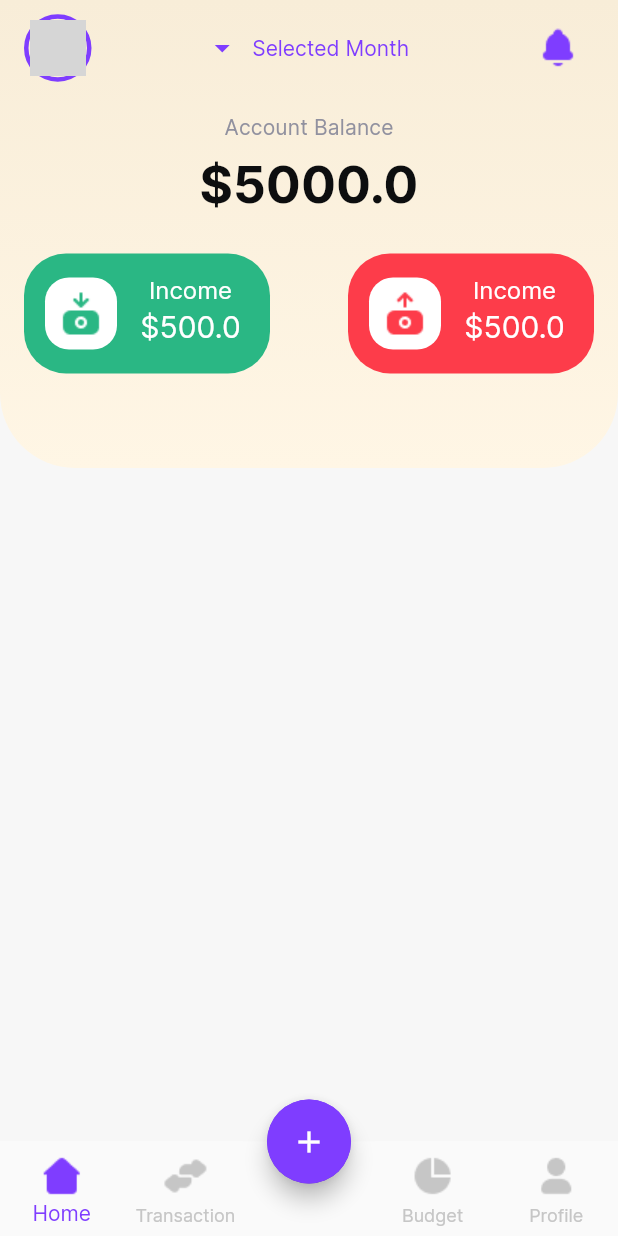
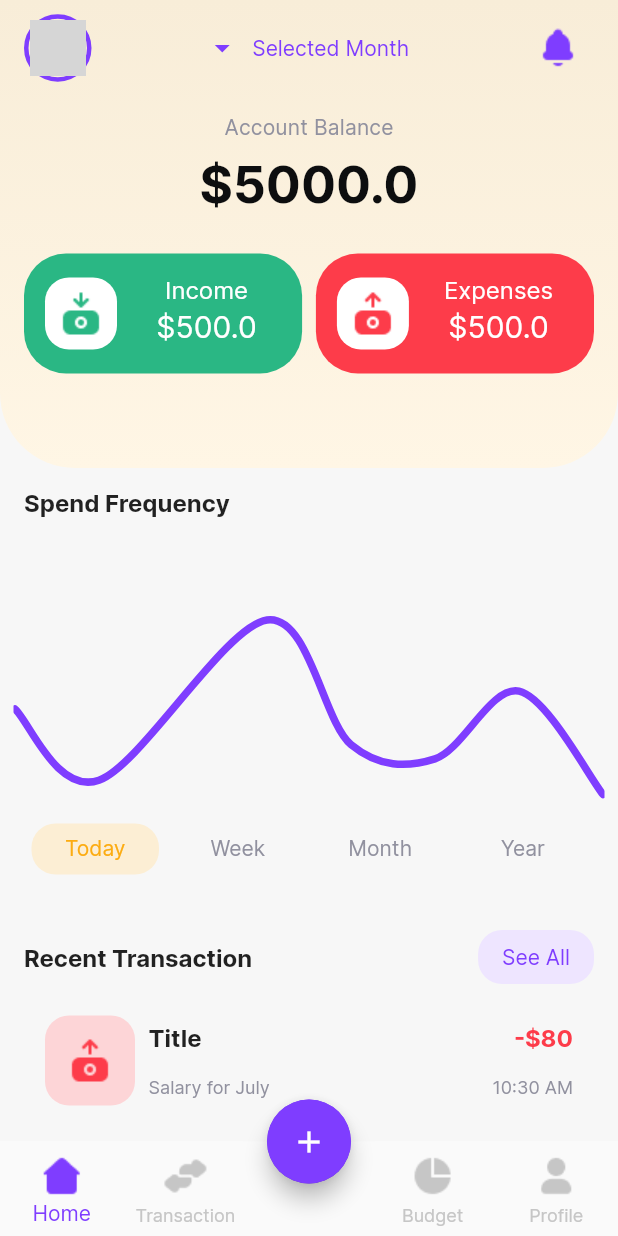
Before and after one commit to mostafaemara/expense_tracker_app, a Flutter app: the screen it shows after launch, on a phone screen of 412 x 824 dp. Run offline on Flutter 3.47's test engine with Material 2 defaults, Android fonts, the phone set to English and light mode, and no system bars; our stand-ins replace auto_route, bubble_tab_indicator, introduction_screen, syncfusion_flutter_charts; generated files the repository leaves out were written again; network calls fail; grey boxes are pictures that could not be loaded.

Commit message:
finished 90% of home page ui

```diff
--- a/lib/src/presentation/pages/main/home/home_page.dart
+++ b/lib/src/presentation/pages/main/home/home_page.dart
@@ -1,3 +1,5 @@
+import 'package:expense_tracker_app/src/presentation/pages/main/home/widgets/recent_transaction.dart';
+import 'package:expense_tracker_app/src/presentation/pages/main/home/widgets/spend_frequency_chart.dart';
 import 'package:flutter/material.dart';
 
 import 'widgets/head.dart';
@@ -7,8 +9,11 @@ class HomePage extends StatelessWidget {
 
   @override
   Widget build(BuildContext context) {
-    return Column(
-      children: [const Head(), Expanded(child: Container())],
+    return SingleChildScrollView(
+      child: Column(
+        crossAxisAlignment: CrossAxisAlignment.start,
+        children: const [Head(), SpendFrequencyChart(), RecentTransaction()],
+      ),
     );
   }
 }
--- a/lib/src/presentation/pages/main/home/widgets/head.dart
+++ b/lib/src/presentation/pages/main/home/widgets/head.dart
@@ -68,7 +68,7 @@ class Head extends StatelessWidget {
                     "assets/images/expense.png",
                     color: AppColors.red,
                   ),
-                  title: AppLocalizations.of(context)!.income,
+                  title: AppLocalizations.of(context)!.expenses,
                   amount: 500,
                 ),
               ],
--- /dev/null
+++ b/lib/src/presentation/pages/main/home/widgets/recent_transaction.dart
@@ -0,0 +1,99 @@
+import 'package:bubble_tab_indicator/bubble_tab_indicator.dart';
+import 'package:expense_tracker_app/src/presentation/pages/main/home/widgets/transaction_list.dart';
+import 'package:expense_tracker_app/src/presentation/styles/app_colors.dart';
+import 'package:flutter/material.dart';
+import 'package:flutter_gen/gen_l10n/app_localizations.dart';
+
+class RecentTransaction extends StatefulWidget {
+  const RecentTransaction({Key? key}) : super(key: key);
+
+  @override
+  State<RecentTransaction> createState() => _RecentTransactionState();
+}
+
+class _RecentTransactionState extends State<RecentTransaction>
+    with SingleTickerProviderStateMixin {
+  late TabController _tabController;
+  @override
+  void initState() {
+    super.initState();
+    _tabController = TabController(vsync: this, length: 4);
+  }
+
+  @override
+  Widget build(BuildContext context) {
+    final labelStyle = TextStyle(
+        color: AppColors.yellow,
+        fontSize: Theme.of(context).textTheme.subtitle2!.fontSize,
+        fontFamily: Theme.of(context).textTheme.subtitle2!.fontFamily);
+    final unselectedlabelStyle = TextStyle(
+        color: AppColors.light20,
+        fontSize: Theme.of(context).textTheme.subtitle2!.fontSize,
+        fontFamily: Theme.of(context).textTheme.subtitle2!.fontFamily);
+    return Padding(
+      padding: const EdgeInsets.symmetric(horizontal: 16),
+      child: Column(
+        crossAxisAlignment: CrossAxisAlignment.stretch,
+        children: [
+          TabBar(
+            labelStyle: labelStyle,
+            unselectedLabelStyle: unselectedlabelStyle,
+            isScrollable: false,
+            labelColor: AppColors.yellow,
+            unselectedLabelColor: AppColors.light20,
+            indicator: BubbleTabIndicator(
+              indicatorRadius: 16,
+              indicatorHeight: 34.0,
+              indicatorColor: AppColors.yellow20,
+              tabBarIndicatorSize: TabBarIndicatorSize.tab,
+              // Other flags
+              // indicatorRadius: 1,
+              // insets: EdgeInsets.all(1),
+              // padding: EdgeInsets.all(10)
+            ),
+            controller: _tabController,
+            tabs: [
+              Tab(
+                text: AppLocalizations.of(context)!.today,
+              ),
+              Tab(
+                text: AppLocalizations.of(context)!.week,
+              ),
+              Tab(
+                text: AppLocalizations.of(context)!.month,
+              ),
+              Tab(
+                text: AppLocalizations.of(context)!.year,
+              ),
+            ],
+          ),
+          const SizedBox(
+            height: 24,
+          ),
+          Row(
+            mainAxisAlignment: MainAxisAlignment.spaceBetween,
+            children: [
+              Text(
+                AppLocalizations.of(context)!.recentTransaction,
+                style: Theme.of(context)
+                    .textTheme
+                    .subtitle1!
+                    .copyWith(fontWeight: FontWeight.w600),
+              ),
+              ElevatedButton(
+                  style: ElevatedButton.styleFrom(
+                      onPrimary: Theme.of(context).colorScheme.primary,
+                      primary: Theme.of(context).colorScheme.secondary),
+                  onPressed: () {},
+                  child: Text(AppLocalizations.of(context)!.seeAll))
+            ],
+          ),
+          const SizedBox(
+            height: 290,
+            child: TransactionList(),
+          )
+        ],
+      ),
+    );
+  }
+}
--- /dev/null
+++ b/lib/src/presentation/pages/main/home/widgets/spend_frequency_chart.dart
@@ -0,0 +1,76 @@
+import 'package:flutter/material.dart';
+import 'package:flutter_gen/gen_l10n/app_localizations.dart';
+import 'package:syncfusion_flutter_charts/charts.dart';
+
+class SpendFrequencyChart extends StatelessWidget {
+  const SpendFrequencyChart({Key? key}) : super(key: key);
+
+  @override
+  Widget build(BuildContext context) {
+    return SizedBox(
+      height: 230,
+      child: Column(
+        crossAxisAlignment: CrossAxisAlignment.start,
+        children: [
+          const SizedBox(
+            height: 13,
+          ),
+          Padding(
+            padding: const EdgeInsetsDirectional.only(
+              start: 16,
+            ),
+            child: Text(
+              AppLocalizations.of(context)!.spendFrequency,
+              style: Theme.of(context)
+                  .textTheme
+                  .subtitle1!
+                  .copyWith(fontWeight: FontWeight.w600),
+            ),
+          ),
+          Expanded(
+            child: SfCartesianChart(
+              series: [
+                SplineSeries<ExpenseData, DateTime>(
+                  color: Theme.of(context).colorScheme.primary,
+                  width: 5,
+                  dataSource: getChartData(),
+                  xValueMapper: (datum, index) => datum.date,
+                  yValueMapper: (datum, index) => datum.amount,
+                )
+              ],
+              plotAreaBorderWidth: 0,
+              primaryXAxis: DateTimeAxis(
+                  isVisible: false,
+                  maximum: DateTime(2021, 11, 8),
+                  minimum: DateTime(2021, 11, 1),
+                  majorGridLines: const MajorGridLines(width: 0)),
+              primaryYAxis: NumericAxis(
+                  isVisible: false,
+                  majorGridLines: const MajorGridLines(width: 0)),
+            ),
+          )
+        ],
+      ),
+    );
+  }
+}
+
+List<ExpenseData> getChartData() {
+  final List<ExpenseData> expenseData = [
+    ExpenseData(DateTime(2021, 11, 1), 500),
+    ExpenseData(DateTime(2021, 11, 2), 100),
+    ExpenseData(DateTime(2021, 11, 4), 1000),
+    ExpenseData(DateTime(2021, 11, 5), 300),
+    ExpenseData(DateTime(2021, 11, 6), 220),
+    ExpenseData(DateTime(2021, 11, 7), 600),
+    ExpenseData(DateTime(2021, 11, 8), 20),
+  ];
+  return expenseData;
+}
+
+class ExpenseData {
+  final DateTime date;
+  final double amount;
+
+  ExpenseData(this.date, this.amount);
+}
--- a/lib/src/presentation/pages/main/home/widgets/transaction_card.dart
+++ b/lib/src/presentation/pages/main/home/widgets/transaction_card.dart
@@ -19,7 +19,7 @@ class TransactionCard extends StatelessWidget {
   Widget build(BuildContext context) {
     return Container(
       height: 80,
-      width: 164,
+      width: MediaQuery.of(context).size.width * 0.45,
       decoration: BoxDecoration(
           color: color,
           borderRadius: const BorderRadius.all(Radius.circular(28))),
--- /dev/null
+++ b/lib/src/presentation/pages/main/home/widgets/transaction_list.dart
@@ -0,0 +1,14 @@
+import 'package:expense_tracker_app/src/presentation/pages/main/home/widgets/transaction_list_item.dart';
+import 'package:flutter/material.dart';
+
+class TransactionList extends StatelessWidget {
+  const TransactionList({Key? key}) : super(key: key);
+
+  @override
+  Widget build(BuildContext context) {
+    return ListView.builder(
+      itemBuilder: (context, index) => TransactionListItem(),
+      itemCount: 4,
+    );
+  }
+}
--- /dev/null
+++ b/lib/src/presentation/pages/main/home/widgets/transaction_list_item.dart
@@ -0,0 +1,78 @@
+import 'package:expense_tracker_app/src/presentation/styles/app_colors.dart';
+import 'package:flutter/material.dart';
+import 'package:intl/intl.dart';
+
+class TransactionListItem extends StatelessWidget {
+  const TransactionListItem({Key? key}) : super(key: key);
+
+  @override
+  Widget build(BuildContext context) {
+    final hour = DateFormat('hh:mm a').format(DateTime.now());
+    return Container(
+      padding: const EdgeInsets.all(14),
+      height: 90,
+      child: Row(
+        children: [
+          Container(
+            decoration: BoxDecoration(
+                color: AppColors.red20,
+                borderRadius: BorderRadius.circular(16)),
+            height: 60,
+            child: Image.asset(
+              "assets/images/expense.png",
+              color: AppColors.red,
+            ),
+          ),
+          const SizedBox(
+            width: 9,
+          ),
+          Padding(
+            padding: const EdgeInsets.symmetric(vertical: 6),
+            child: Column(
+              crossAxisAlignment: CrossAxisAlignment.start,
+              mainAxisAlignment: MainAxisAlignment.spaceBetween,
+              children: [
+                Text(
+                  "Title",
+                  style: Theme.of(context)
+                      .textTheme
+                      .subtitle1!
+                      .copyWith(fontWeight: FontWeight.w600),
+                ),
+                Text(
+                  "Salary for July",
+                  style: Theme.of(context)
+                      .textTheme
+                      .caption!
+                      .copyWith(color: AppColors.light20),
+                ),
+              ],
+            ),
+          ),
+          const Spacer(),
+          Padding(
+            padding: const EdgeInsets.symmetric(vertical: 6),
+            child: Column(
+              crossAxisAlignment: CrossAxisAlignment.end,
+              mainAxisAlignment: MainAxisAlignment.spaceBetween,
+              children: [
+                Text(
+                  "-\$80",
+                  style: Theme.of(context).textTheme.subtitle1!.copyWith(
+                      color: AppColors.red, fontWeight: FontWeight.w600),
+                ),
+                Text(
+                  hour,
+                  style: Theme.of(context)
+                      .textTheme
+                      .caption!
+                      .copyWith(color: AppColors.light20),
+                ),
+              ],
+            ),
+          )
+        ],
+      ),
+    );
+  }
+}
--- a/lib/src/presentation/styles/app_themes.dart
+++ b/lib/src/presentation/styles/app_themes.dart
@@ -7,6 +7,7 @@ class AppTheme {
         textTheme: const TextTheme(
           headline4:
               TextStyle(fontWeight: FontWeight.w600, color: AppColors.dark),
+          headline5: TextStyle(color: AppColors.dark),
         ),
         floatingActionButtonTheme: const FloatingActionButtonThemeData(
             backgroundColor: AppColors.violet,
--- a/pubspec.yaml
+++ b/pubspec.yaml
@@ -17,7 +17,9 @@ dependencies:
   auto_route: ^3.1.3
   introduction_screen: ^2.1.0
   syncfusion_flutter_charts: ^19.3.54
-  fab_circular_menu: ^1.0.2
+  bubble_tab_indicator: "^0.1.5"
+  intl: ^0.17.0
+
 dev_dependencies:
   build_runner:
 
```
Also changed, not shown: pubspec.lock.
